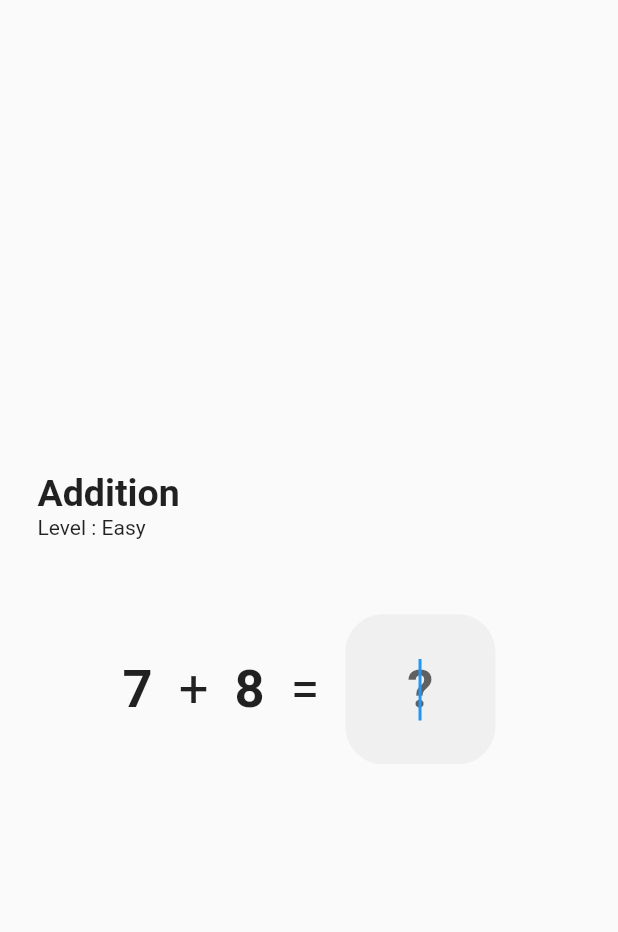
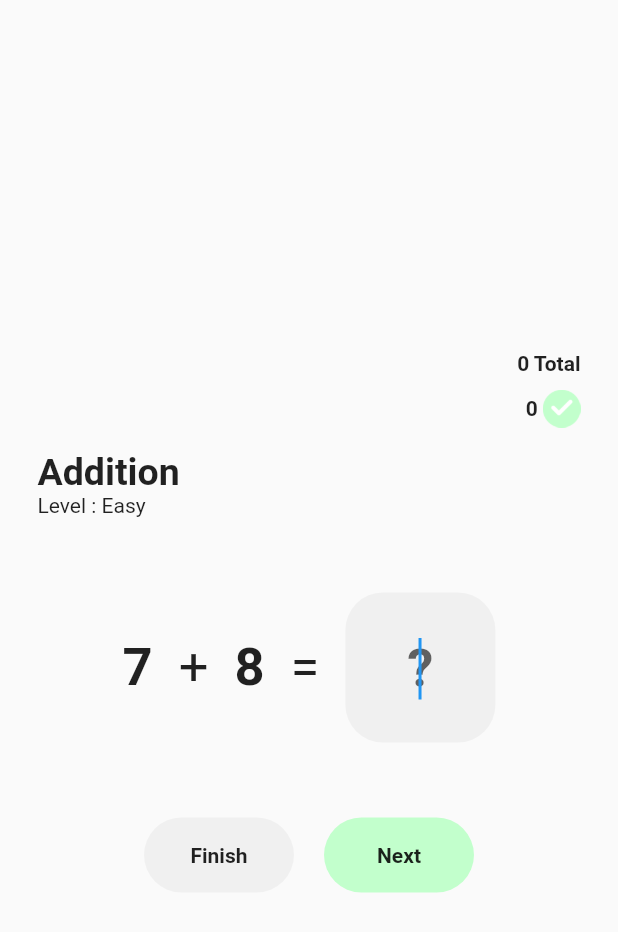
Before and after one commit to Dewhs/CalculTrainer_Flutter, a Flutter app: the screen it shows after launch, after a tap on "Addition", on a phone screen of 412 x 824 dp. Shown: the top 932 px of the screen. Run offline on Flutter 3.47's test engine with Material 2 defaults, Android fonts, the phone set to English and light mode, and no system bars.

Commit message:
alpha v0.3, calculPage add work git status

```diff
--- a/calcul_trainer/lib/pages/CalculPage.dart
+++ b/calcul_trainer/lib/pages/CalculPage.dart
@@ -1,5 +1,3 @@
-import 'dart:ffi';
-
 import 'package:flutter/material.dart';
 import 'package:flutter/services.dart';
 import 'dart:math';
@@ -7,6 +5,8 @@ import 'dart:math';
 // --- global ---
 int number1 = 0;
 int number2 = 0;
+int nbCalculTotal = 0;
+int nbCalculValidate = 0;
 
 String id = "";
 String difficulty = "";
@@ -27,6 +27,11 @@ class _CalculPageState extends State<CalculPage> {
   final id;
   final String symbol;
   final difficulty = "Easy";
+
+  void actualiseWidget() {
+    setState(() {});
+  }
+
   @override
   Widget build(BuildContext context) {
     return Scaffold(
@@ -34,6 +39,46 @@ class _CalculPageState extends State<CalculPage> {
         mainAxisAlignment: MainAxisAlignment.center,
         crossAxisAlignment: CrossAxisAlignment.center,
         children: <Widget>[
+          Container(
+            margin: const EdgeInsets.only(left: 25.0, bottom: 10),
+            child: Row(
+              children: [
+                Expanded(
+                    flex: 1,
+                    child: Column(
+                      crossAxisAlignment: CrossAxisAlignment.end,
+                      children: [
+                        Container(
+                          margin: const EdgeInsets.only(
+                              top: 5, bottom: 5, right: 25),
+                          child: Text(
+                            '$nbCalculTotal Total',
+                            style: const TextStyle(fontWeight: FontWeight.w600),
+                          ),
+                        ),
+                        Container(
+                          margin: const EdgeInsets.only(
+                              top: 5, bottom: 5, right: 25),
+                          child: Row(
+                            mainAxisAlignment: MainAxisAlignment.end,
+                            children: [
+                              Text(
+                                '$nbCalculValidate ',
+                                style: const TextStyle(
+                                    fontWeight: FontWeight.w600),
+                              ),
+                              Image.asset(
+                                'lib/Icons/validate.png',
+                                width: 25,
+                              ),
+                            ],
+                          ),
+                        ),
+                      ],
+                    ))
+              ],
+            ),
+          ),
           Row(
             // Hello
             children: [
@@ -48,14 +93,56 @@ class _CalculPageState extends State<CalculPage> {
                           fontSize: 25, fontWeight: FontWeight.bold),
                     ),
                     Text(
-                      'Level : ' + difficulty,
+                      'Level : $difficulty',
                     ),
                   ],
                 ),
               )
             ],
           ),
-          OperationWidget(id, difficulty),
+          OperationWidget(id, difficulty, actualiseWidget),
+          Row(
+            crossAxisAlignment: CrossAxisAlignment.center,
+            mainAxisAlignment: MainAxisAlignment.center,
+            children: [
+              GestureDetector(
+                child: Container(
+                  margin: const EdgeInsets.only(left: 10,top: 50,right: 10),
+                  width: 100,
+                  height: 50,
+                  decoration: const BoxDecoration(
+                    color: Color.fromARGB(245, 240, 240, 240),
+                    borderRadius: BorderRadius.all(Radius.circular(25)),
+                  ),
+                  child: Row(
+                      crossAxisAlignment: CrossAxisAlignment.center,
+                      mainAxisAlignment: MainAxisAlignment.center,
+                      children: const [
+                        Text('Finish',
+                        style: TextStyle(fontWeight: FontWeight.bold),),
+                      ]),
+                ),
+              ),
+              GestureDetector(
+                child: Container(
+                  margin: const EdgeInsets.only(left: 10,top: 50,right: 10),
+                  width: 100,
+                  height: 50,
+                  decoration: const BoxDecoration(
+                    color: Color.fromARGB(255, 194, 255, 204),
+                    borderRadius: BorderRadius.all(Radius.circular(25)),
+                  ),
+                  child: Row(
+                      crossAxisAlignment: CrossAxisAlignment.center,
+                      mainAxisAlignment: MainAxisAlignment.center,
+                      children: const [
+                        Text('Next',
+                        style: TextStyle(fontWeight: FontWeight.bold),),
+                      ]),
+                ),
+              )
+            ],
+          ),
         ],
       ),
     );
@@ -63,21 +150,23 @@ class _CalculPageState extends State<CalculPage> {
 }
 
 class OperationWidget extends StatefulWidget {
-  const OperationWidget(this.id, this.difficulty);
+  const OperationWidget(this.id, this.difficulty, this.actualiseWidget);
+  final Function actualiseWidget;
 
   final String id;
   final String difficulty;
 
   @override
   _OperationWidgetState createState() =>
-      _OperationWidgetState(this.id, this.difficulty);
+      _OperationWidgetState(this.id, this.difficulty, this.actualiseWidget);
 }
 
 class _OperationWidgetState extends State<OperationWidget> {
-  _OperationWidgetState(this.id, this.difficulty);
+  _OperationWidgetState(this.id, this.difficulty, this.actualiseWidget);
   final id;
   final difficulty;
   final fieldText = TextEditingController();
+  final Function actualiseWidget;
   FocusNode _focusNode = FocusNode();
 
   void refreshOperation() {
@@ -135,10 +224,12 @@ class _OperationWidgetState extends State<OperationWidget> {
               controller: fieldText,
               onSubmitted: (value) {
                 setState(() {
-                  Verify_Reslut(id, value);
+                  nbCalculTotal++;
+                  if (verifyReslut(id, value)) nbCalculValidate++;
                   _focusNode.requestFocus();
                   refreshOperation();
                   fieldText.clear();
+                  actualiseWidget();
                 });
               },
               textAlign: TextAlign.center,
@@ -161,18 +252,20 @@ class _OperationWidgetState extends State<OperationWidget> {
   }
 }
 
-bool Verify_Reslut(String id, String _value) {
-  if(_value == "") ()=> false;
+bool verifyReslut(String id, String _value) {
+  if (_value == "") {
+    return false;
+  }
 
   int value = int.parse(_value);
 
-    if (id == "Addition") {
-      print(Check_Add_Result(value));
-      return Check_Add_Result(value);
-    }
+  if (id == "Addition") {
+    print(checkAddResult(value));
+    return checkAddResult(value);
+  }
   return false;
 }
 
-bool Check_Add_Result(int value) {
+bool checkAddResult(int value) {
   return (number1 + number2) == value;
 }
--- a/calcul_trainer/pubspec.yaml
+++ b/calcul_trainer/pubspec.yaml
@@ -65,6 +65,7 @@ flutter:
     - lib/Icons/add.png
     - lib/Icons/rdm.png
     - lib/Icons/Hands_gesture.png
+    - lib/Icons/validate.png
   # To add assets to your application, add an assets section, like this:
   # assets:
   #   - images/a_dot_burr.jpeg
```
Also changed, not shown: calcul_trainer/lib/Icons/validate.png (added).
